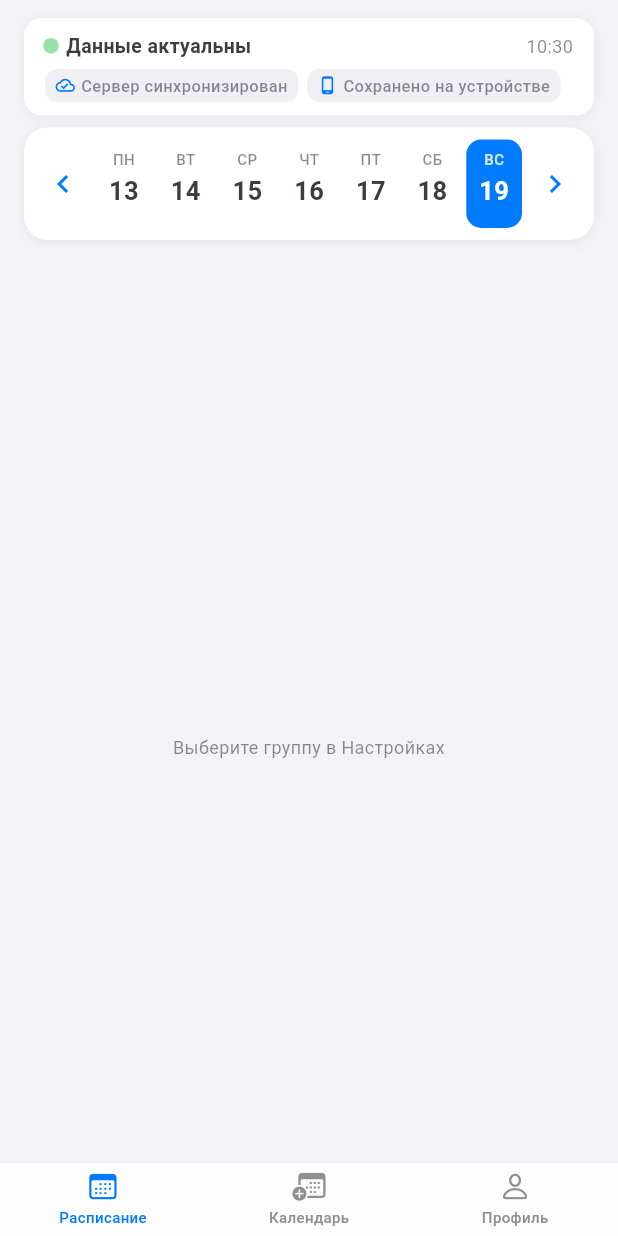
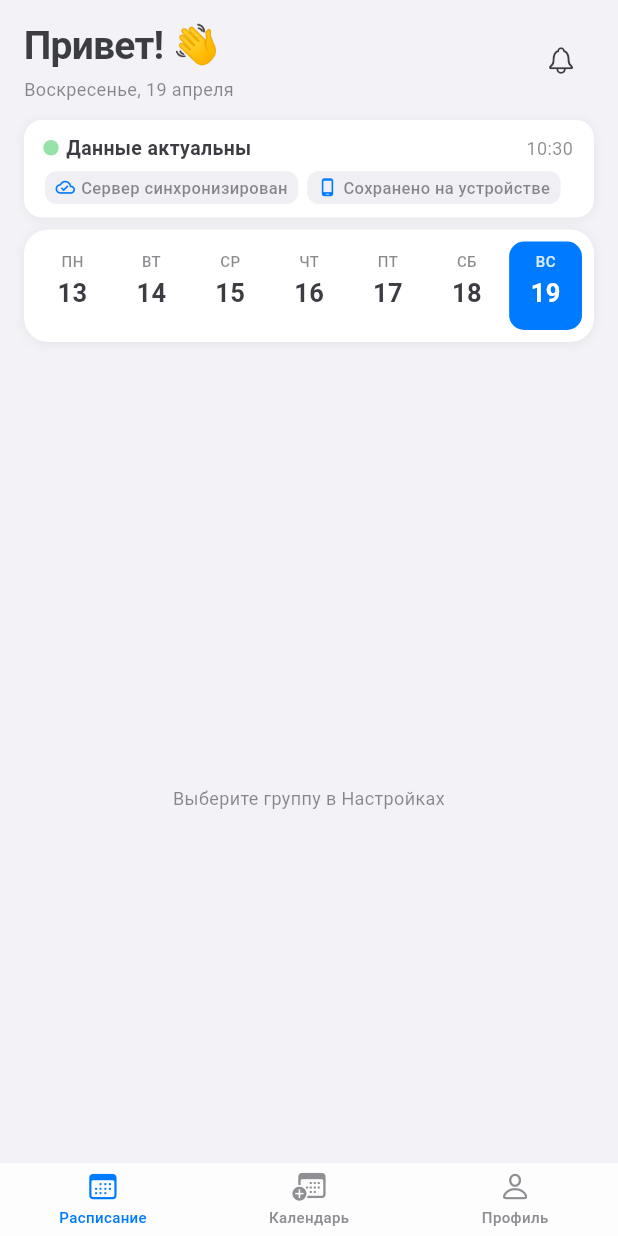
Before and after one commit to deissh/ystu_diplom, a Flutter app: the ScheduleScreen screen opened by its route, on a phone screen of 412 x 824 dp. Run offline on Flutter 3.47's test engine with Material 3 defaults, Android fonts, the phone set to English and light mode, and no system bars; our stand-ins replace dio, drift, drift_flutter, flutter_riverpod, go_router, shared_preferences and 1 more; accounts and stored records are empty; generated files the repository leaves out were written again.

Commit message:
feat(schedule): schedule screen v2 — header, section label, external time column, card layout
- Add ScheduleHeader with personalized greeting (Profile.displayName), current date and bell icon
- Remove WeekStrip arrow buttons; week navigation is swipe-only
- Add section count label "СЕГОДНЯ • N ПАР" / "ДН, D МЕС • N ПАР" above lesson list
- Restructure TimelineItem to Row([_TimeColumn(52dp), Expanded(LessonCard)])
- LessonCard: remove inline time row, move _TypeBadge to top-right, add _CompletedBadge for past lessons

Co-Authored-By: Claude Sonnet 4.6 <noreply@anthropic.com>

```diff
--- a/app/lib/features/schedule/presentation/screens/schedule_screen.dart
+++ b/app/lib/features/schedule/presentation/screens/schedule_screen.dart
@@ -7,6 +7,7 @@ import '../../../../core/theme/app_text_styles.dart';
 import '../../../../core/errors/failure.dart';
 import '../providers/schedule_provider.dart';
 import '../utils/schedule_ui_helpers.dart';
+import '../widgets/schedule_header.dart';
 import '../widgets/sync_status_bar.dart';
 import '../widgets/week_strip.dart';
 
@@ -32,6 +33,8 @@ class ScheduleScreen extends ConsumerWidget {
           child: Column(
             crossAxisAlignment: CrossAxisAlignment.stretch,
             children: [
+              const SizedBox(height: 12),
+              const ScheduleHeader(),
               const SizedBox(height: 12),
               const SyncStatusBar(),
               const SizedBox(height: 8),
@@ -59,12 +62,40 @@ class ScheduleScreen extends ConsumerWidget {
                     final hPad = AppLayout.hPad(context);
                     final bottomPad = _kTabBarHeight +
                         MediaQuery.of(context).padding.bottom;
-                    return ListView(
-                      padding: EdgeInsets.fromLTRB(hPad, 0, hPad, bottomPad),
-                      children: buildScheduleItems(
-                        lessons,
-                        now: isToday ? now : null,
-                      ),
+
+                    final String sectionLabel = isToday
+                        ? 'СЕГОДНЯ • ${lessons.length} ПАР'
+                        : '${_kDayAbbr[selectedDay.weekday - 1]}, ${selectedDay.day} ${_kMonthGenitive[selectedDay.month - 1]} • ${lessons.length} ПАР';
+
+                    final Color label3 = AppColors.resolve(
+                      context,
+                      AppColors.label3Light,
+                      AppColors.label3Dark,
+                    );
+
+                    return Column(
+                      crossAxisAlignment: CrossAxisAlignment.stretch,
+                      children: [
+                        Padding(
+                          padding: EdgeInsets.fromLTRB(hPad, 0, hPad, 8),
+                          child: Text(
+                            sectionLabel,
+                            style: AppTextStyles.sectionHeader.copyWith(
+                              color: label3,
+                            ),
+                          ),
+                        ),
+                        Expanded(
+                          child: ListView(
+                            padding:
+                                EdgeInsets.fromLTRB(hPad, 0, hPad, bottomPad),
+                            children: buildScheduleItems(
+                              lessons,
+                              now: isToday ? now : null,
+                            ),
+                          ),
+                        ),
+                      ],
                     );
                   },
                   loading: () =>
@@ -85,6 +116,23 @@ class ScheduleScreen extends ConsumerWidget {
 
 /// Height of the custom iOS tab bar (matches _kTabBarHeight in app_router.dart).
 const double _kTabBarHeight = 49.0;
+
+const List<String> _kDayAbbr = ['ПН', 'ВТ', 'СР', 'ЧТ', 'ПТ', 'СБ', 'ВС'];
+
+const List<String> _kMonthGenitive = [
+  'ЯНВАРЯ',
+  'ФЕВРАЛЯ',
+  'МАРТА',
+  'АПРЕЛЯ',
+  'МАЯ',
+  'ИЮНЯ',
+  'ИЮЛЯ',
+  'АВГУСТА',
+  'СЕНТЯБРЯ',
+  'ОКТЯБРЯ',
+  'НОЯБРЯ',
+  'ДЕКАБРЯ',
+];
 
 // ── Empty states ──────────────────────────────────────────────────────────────
 
--- /dev/null
+++ b/app/lib/features/schedule/presentation/widgets/schedule_header.dart
@@ -0,0 +1,95 @@
+import 'package:flutter/cupertino.dart';
+import 'package:flutter_riverpod/flutter_riverpod.dart';
+
+import '../../../../core/layout/app_layout.dart';
+import '../../../../core/theme/app_colors.dart';
+import '../../../../core/theme/app_text_styles.dart';
+import '../../../profile/presentation/providers/profile_provider.dart';
+
+/// Personalized greeting header shown at the top of the schedule screen.
+///
+/// Displays "Привет, [Name]! 👋" with the current date and a bell icon.
+/// The name is taken from [profileNotifierProvider]'s [Profile.displayName].
+/// Falls back to "Привет! 👋" when profile is unavailable or name is empty.
+class ScheduleHeader extends ConsumerWidget {
+  const ScheduleHeader({super.key});
+
+  static const List<String> _weekdaysFull = [
+    'Понедельник',
+    'Вторник',
+    'Среда',
+    'Четверг',
+    'Пятница',
+    'Суббота',
+    'Воскресенье',
+  ];
+
+  static const List<String> _monthsGenitive = [
+    'января',
+    'февраля',
+    'марта',
+    'апреля',
+    'мая',
+    'июня',
+    'июля',
+    'августа',
+    'сентября',
+    'октября',
+    'ноября',
+    'декабря',
+  ];
+
+  @override
+  Widget build(BuildContext context, WidgetRef ref) {
+    final profile = ref.watch(profileNotifierProvider).valueOrNull;
+    final name = profile?.displayName?.trim();
+    final greeting =
+        (name != null && name.isNotEmpty) ? 'Привет, $name! 👋' : 'Привет! 👋';
+
+    final now = DateTime.now();
+    final dateText =
+        '${_weekdaysFull[now.weekday - 1]}, ${now.day} ${_monthsGenitive[now.month - 1]}';
+
+    final Color label2 = AppColors.resolve(
+      context,
+      AppColors.label2Light,
+      AppColors.label2Dark,
+    );
+    final Color label3 = AppColors.resolve(
+      context,
+      AppColors.label3Light,
+      AppColors.label3Dark,
+    );
+    final double hPad = AppLayout.hPad(context);
+
+    return Padding(
+      padding: EdgeInsets.symmetric(horizontal: hPad),
+      child: Row(
+        crossAxisAlignment: CrossAxisAlignment.center,
+        children: [
+          Expanded(
+            child: Column(
+              crossAxisAlignment: CrossAxisAlignment.start,
+              children: [
+                Text(
+                  greeting,
+                  style: AppTextStyles.screenTitle.copyWith(color: label2),
+                ),
+                const SizedBox(height: 2),
+                Text(
+                  dateText,
+                  style: AppTextStyles.meta.copyWith(color: label3),
+                ),
+              ],
+            ),
+          ),
+          CupertinoButton(
+            padding: EdgeInsets.zero,
+            onPressed: null,
+            child: Icon(CupertinoIcons.bell, color: label2),
+          ),
+        ],
+      ),
+    );
+  }
+}
--- a/app/lib/features/schedule/presentation/widgets/week_strip.dart
+++ b/app/lib/features/schedule/presentation/widgets/week_strip.dart
@@ -70,14 +70,6 @@ class WeekStrip extends ConsumerWidget {
           }
         },
         child: Row(
-          children: [
-            IconButton(
-              onPressed: canGoPrev ? () => _shiftWeek(ref, -7) : null,
-              icon: const Icon(Icons.chevron_left),
-              visualDensity: VisualDensity.compact,
-            ),
-            Expanded(
-              child: Row(
           children: List.generate(7, (i) {
             final day = currentMonday.add(Duration(days: i));
             final isSelected = _isSameDay(day, selectedDay);
@@ -93,14 +85,6 @@ class WeekStrip extends ConsumerWidget {
               ),
             );
           }),
-              ),
-            ),
-            IconButton(
-              onPressed: canGoNext ? () => _shiftWeek(ref, 7) : null,
-              icon: const Icon(Icons.chevron_right),
-              visualDensity: VisualDensity.compact,
-            ),
-          ],
         ),
       ),
     );
```
Also changed, not shown: app/lib/features/schedule/presentation/widgets/timeline/item.dart (+58 -1 lines), app/lib/features/schedule/presentation/widgets/timeline/lesson_card/lesson_card.dart (+31 -13 lines), 1 other file. Lines whose indentation alone changed are shown as unchanged.
